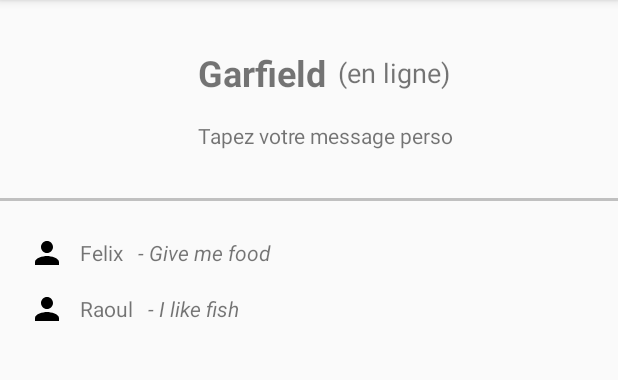
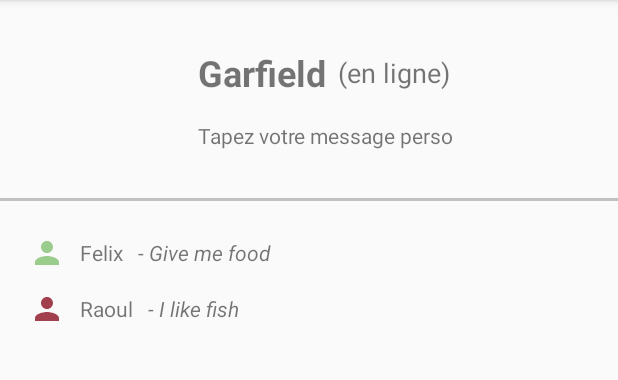
Before and after one commit to CS-POOA-2018/PtiChat, an Android app: the screen it shows after launch (MainActivity), on a phone screen of 412 x 824 dp, the part 84-464 px from its top. Run offline under Robolectric (Android 15) with nearby library versions, the phone set to English and light mode, and no system bars.

Commit message:
[App] Contact icon color depend on online status

```diff
--- a/PtiChatApp/app/src/main/java/fr/centralesupelec/ptichatapp/MyAdapter.java
+++ b/PtiChatApp/app/src/main/java/fr/centralesupelec/ptichatapp/MyAdapter.java
@@ -4,6 +4,7 @@ import android.support.v7.widget.RecyclerView;
 import android.view.LayoutInflater;
 import android.view.View;
 import android.view.ViewGroup;
+import android.widget.ImageView;
 import android.widget.TextView;
 
 public class MyAdapter extends RecyclerView.Adapter<MyAdapter.MyViewHolder> {
@@ -16,10 +17,12 @@ public class MyAdapter extends RecyclerView.Adapter<MyAdapter.MyViewHolder> {
     public static class MyViewHolder extends RecyclerView.ViewHolder {
         public TextView mContactName;
         public TextView mContactStatus;
+        public ImageView mContactIcon;
         public MyViewHolder(View itemView) {
             super(itemView);
             mContactName = itemView.findViewById(R.id.nameContact);
             mContactStatus = itemView.findViewById(R.id.statusContact);
+            mContactIcon = itemView.findViewById(R.id.iconContact);
         }
     }
 
@@ -42,8 +45,14 @@ public class MyAdapter extends RecyclerView.Adapter<MyAdapter.MyViewHolder> {
     public void onBindViewHolder(MyViewHolder holder, int position) {
         // - get element from your dataset at this position
         // - replace the contents of the view with that element
-        holder.mContactName.setText(mDataset[position].getPseudo());
-        holder.mContactStatus.setText(String.format("- %s", mDataset[position].getStatus()));
+        User contact = mDataset[position];
+        holder.mContactName.setText(contact.getPseudo());
+        holder.mContactStatus.setText(String.format("- %s", contact.getStatus()));
+        if (contact.isConnected()) {
+            holder.mContactIcon.setImageResource(R.drawable.ic_contact_green_24dp);
+        } else {
+            holder.mContactIcon.setImageResource(R.drawable.ic_contact_red_24dp);
+        }
     }
 
     // Return the size of your dataset (invoked by the layout manager)
--- a/PtiChatApp/app/src/main/java/fr/centralesupelec/ptichatapp/User.java
+++ b/PtiChatApp/app/src/main/java/fr/centralesupelec/ptichatapp/User.java
@@ -38,7 +38,7 @@ public class User {
         this.status = status;
     }
 
-    public Boolean getConnected() {
+    public Boolean isConnected() {
         return isConnected;
     }
 
--- /dev/null
+++ b/PtiChatApp/app/src/main/res/drawable/ic_contact_green_24dp.xml
@@ -0,0 +1,5 @@
+<vector android:height="24dp" android:tint="#9ACC8C"
+    android:viewportHeight="24.0" android:viewportWidth="24.0"
+    android:width="24dp" xmlns:android="http://schemas.android.com/apk/res/android">
+    <path android:fillColor="#FF000000" android:pathData="M12,12c2.21,0 4,-1.79 4,-4s-1.79,-4 -4,-4 -4,1.79 -4,4 1.79,4 4,4zM12,14c-2.67,0 -8,1.34 -8,4v2h16v-2c0,-2.66 -5.33,-4 -8,-4z"/>
+</vector>
--- /dev/null
+++ b/PtiChatApp/app/src/main/res/drawable/ic_contact_red_24dp.xml
@@ -0,0 +1,5 @@
+<vector android:height="24dp" android:tint="#A23F4E"
+    android:viewportHeight="24.0" android:viewportWidth="24.0"
+    android:width="24dp" xmlns:android="http://schemas.android.com/apk/res/android">
+    <path android:fillColor="#FF000000" android:pathData="M12,12c2.21,0 4,-1.79 4,-4s-1.79,-4 -4,-4 -4,1.79 -4,4 1.79,4 4,4zM12,14c-2.67,0 -8,1.34 -8,4v2h16v-2c0,-2.66 -5.33,-4 -8,-4z"/>
+</vector>
```
